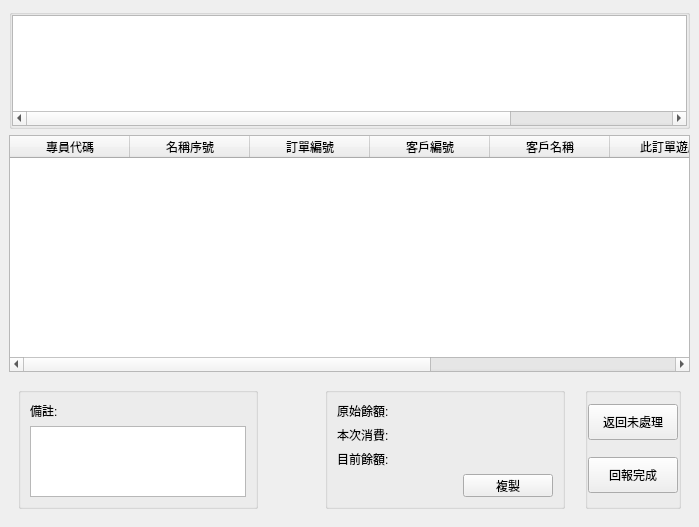
This is src/AdbClient/StageOrder/LayerGetOrder2.ui in roger0816/Adb as Qt 5 draws it before an edit. The edited form follows.
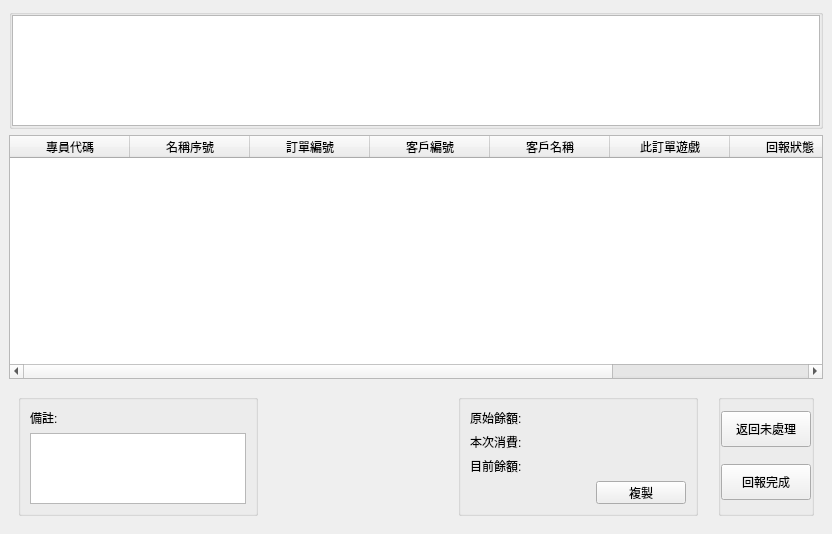
This is the edited form. Custom widgets are drawn as their Qt base class.

Patch:
```diff
--- a/src/AdbClient/StageOrder/LayerGetOrder2.ui
+++ b/src/AdbClient/StageOrder/LayerGetOrder2.ui
@@ -6,8 +6,8 @@
    <rect>
     <x>0</x>
     <y>0</y>
-    <width>699</width>
-    <height>527</height>
+    <width>796</width>
+    <height>534</height>
    </rect>
   </property>
   <property name="windowTitle">
@@ -203,7 +203,7 @@
         </property>
         <widget class="QWidget" name="page0"/>
         <widget class="QWidget" name="page1">
-         <layout class="QGridLayout" name="gridLayout_4" columnstretch="1,0,0,0">
+         <layout class="QGridLayout" name="gridLayout_4" columnstretch="1,0,0,0,0,0">
           <property name="horizontalSpacing">
            <number>20</number>
           </property>
@@ -246,7 +246,7 @@
             </layout>
            </widget>
           </item>
-          <item row="0" column="2" rowspan="2">
+          <item row="0" column="4" rowspan="2">
            <widget class="QGroupBox" name="groupBox_5">
             <property name="minimumSize">
              <size>
@@ -319,20 +319,7 @@
             </layout>
            </widget>
           </item>
-          <item row="0" column="1">
-           <spacer name="horizontalSpacer">
-            <property name="orientation">
-             <enum>Qt::Horizontal</enum>
-            </property>
-            <property name="sizeHint" stdset="0">
-             <size>
-              <width>40</width>
-              <height>20</height>
-             </size>
-            </property>
-           </spacer>
-          </item>
-          <item row="0" column="3" rowspan="2">
+          <item row="0" column="5" rowspan="2">
            <widget class="QGroupBox" name="groupBox_3">
             <property name="minimumSize">
              <size>
@@ -394,6 +381,42 @@
             </layout>
            </widget>
           </item>
+          <item row="0" column="1">
+           <spacer name="horizontalSpacer">
+            <property name="orientation">
+             <enum>Qt::Horizontal</enum>
+            </property>
+            <property name="sizeHint" stdset="0">
+             <size>
+              <width>40</width>
+              <height>20</height>
+             </size>
+            </property>
+           </spacer>
+          </item>
+          <item row="0" column="2" rowspan="2">
+           <widget class="ItemPic" name="wPic0" native="true">
+            <property name="minimumSize">
+             <size>
+              <width>160</width>
+              <height>120</height>
+             </size>
+            </property>
+           </widget>
+          </item>
+          <item row="0" column="3">
+           <spacer name="horizontalSpacer_2">
+            <property name="orientation">
+             <enum>Qt::Horizontal</enum>
+            </property>
+            <property name="sizeHint" stdset="0">
+             <size>
+              <width>40</width>
+              <height>20</height>
+             </size>
+            </property>
+           </spacer>
+          </item>
          </layout>
         </widget>
        </widget>
@@ -403,6 +426,14 @@
    </item>
   </layout>
  </widget>
+ <customwidgets>
+  <customwidget>
+   <class>ItemPic</class>
+   <extends>QWidget</extends>
+   <header>ItemPic.h</header>
+   <container>1</container>
+  </customwidget>
+ </customwidgets>
  <resources/>
  <connections/>
 </ui>
```
Left out of the diff: 2 changed lines with no effect on the pictures.
